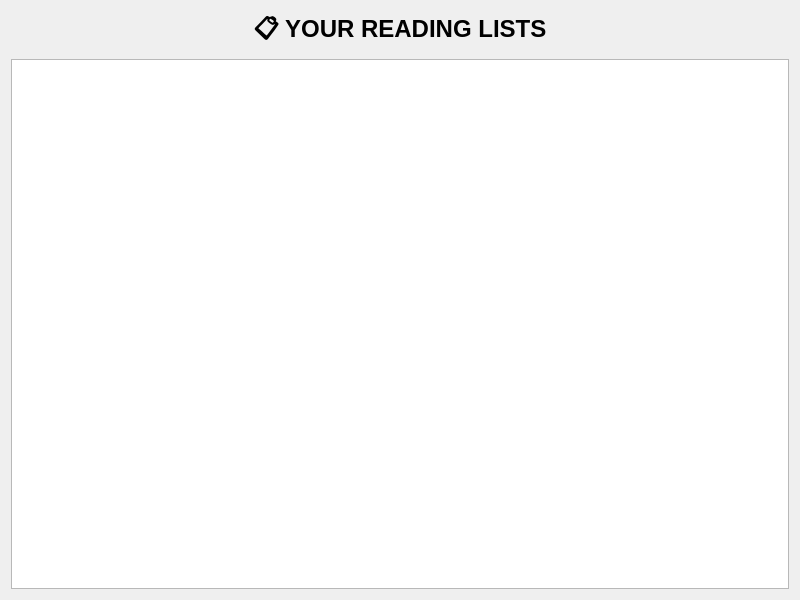
Before: the Qt Designer form Week 1/BasicDB/gui_designs/ReadingListsWindow.ui in aliemrepmk/Mentorhub, drawn with Qt 5.
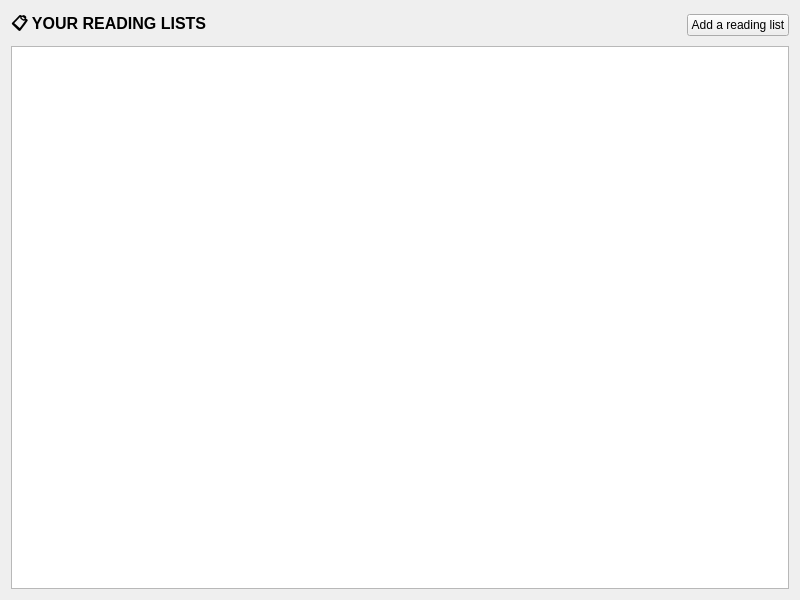
After: the same form once the commit is applied.

Commit message:
feat: add Redis caching and implement detailed reading list and goals views
- Integrated redis-plus-plus and hiredis to cache reading list data per user
- Cached reading lists in Redis with 5-minute TTL and invalidation on updates/deletes
- Implemented ReadingListDetailsWindow to display books in a selected reading list
- Created GoalsWindow to show related reading goals for each reading list

What changed in the file:
```diff
--- a/Week 1/BasicDB/gui_designs/ReadingListsWindow.ui
+++ b/Week 1/BasicDB/gui_designs/ReadingListsWindow.ui
@@ -2,21 +2,56 @@
 <ui version="4.0">
  <class>ReadingListsWindow</class>
  <widget class="QWidget" name="ReadingListsWindow">
+  <property name="geometry">
+   <rect>
+    <x>0</x>
+    <y>0</y>
+    <width>800</width>
+    <height>600</height>
+   </rect>
+  </property>
   <property name="minimumSize">
    <size><width>800</width><height>600</height></size>
   </property>
   <layout class="QVBoxLayout" name="verticalLayout">
    <!-- Header -->
    <item>
-    <widget class="QLabel" name="titleLabel">
-     <property name="text"><string>📋 YOUR READING LISTS</string></property>
-     <property name="alignment"><set>Qt::AlignCenter</set></property>
-     <property name="styleSheet">
-      <string notr="true">font-size: 24px; font-weight: bold;</string>
-     </property>
-    </widget>
+    <layout class="QHBoxLayout" name="headerLayout">
+     <item>
+      <widget class="QLabel" name="titleLabel">
+       <property name="text">
+        <string>📋 YOUR READING LISTS</string>
+       </property>
+       <property name="font">
+        <font>
+         <pointsize>12</pointsize>
+         <bold>true</bold>
+        </font>
+       </property>
+      </widget>
+     </item>
+     <item>
+      <spacer name="horizontalSpacer">
+       <property name="orientation">
+        <enum>Qt::Horizontal</enum>
+       </property>
+       <property name="sizeHint" stdset="0">
+        <size>
+         <width>40</width>
+         <height>20</height>
+        </size>
+       </property>
+      </spacer>
+     </item>
+     <item>
+      <widget class="QPushButton" name="addReadingListButton">
+       <property name="text">
+        <string>Add a reading list</string>
+       </property>
+      </widget>
+     </item>
+    </layout>
    </item>
-   <!-- Table -->
    <item>
     <widget class="QTableWidget" name="readingListTable"/>
    </item>
```
Left out of the diff: 6 changed lines with no effect on the pictures. The commit also changes 12 other files.
